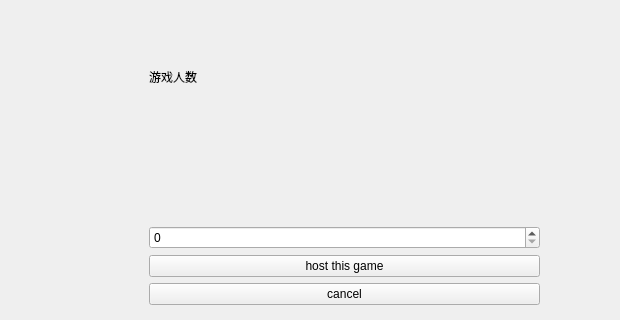
Qt form game.ui (Dlinuigh/crazy8) before a commit; both pictures show x 0 to 620 and y 115 to 435 of the 800 by 600 pixel window.
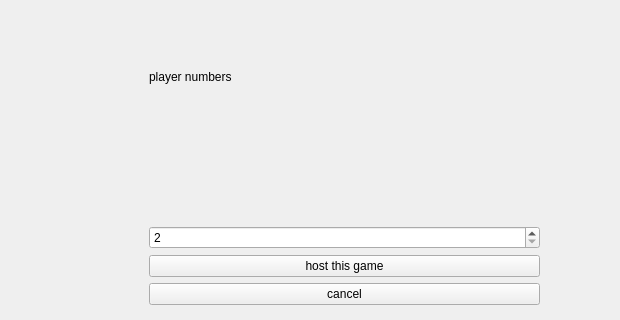
The same form after that commit. The open tabs and pages were chosen to show the change.

Commit message: almost finish the game, wothout decode and password. graphc effect will not be made.

```diff
--- a/game.ui
+++ b/game.ui
@@ -19,8 +19,8 @@
      <rect>
       <x>100</x>
       <y>30</y>
-      <width>611</width>
-      <height>501</height>
+      <width>621</width>
+      <height>521</height>
      </rect>
     </property>
     <layout class="QVBoxLayout" name="verticalLayout_6">
@@ -77,12 +77,19 @@
           <item>
            <widget class="QLabel" name="label">
             <property name="text">
-             <string>游戏人数</string>
+             <string>player numbers</string>
             </property>
            </widget>
           </item>
           <item>
-           <widget class="QSpinBox" name="number"/>
+           <widget class="QSpinBox" name="number">
+            <property name="minimum">
+             <number>2</number>
+            </property>
+            <property name="maximum">
+             <number>7</number>
+            </property>
+           </widget>
           </item>
           <item>
            <widget class="QPushButton" name="host">
```
Left out of the diff: 15 changed lines with no effect on the pictures. The commit also changes 7 other files.
